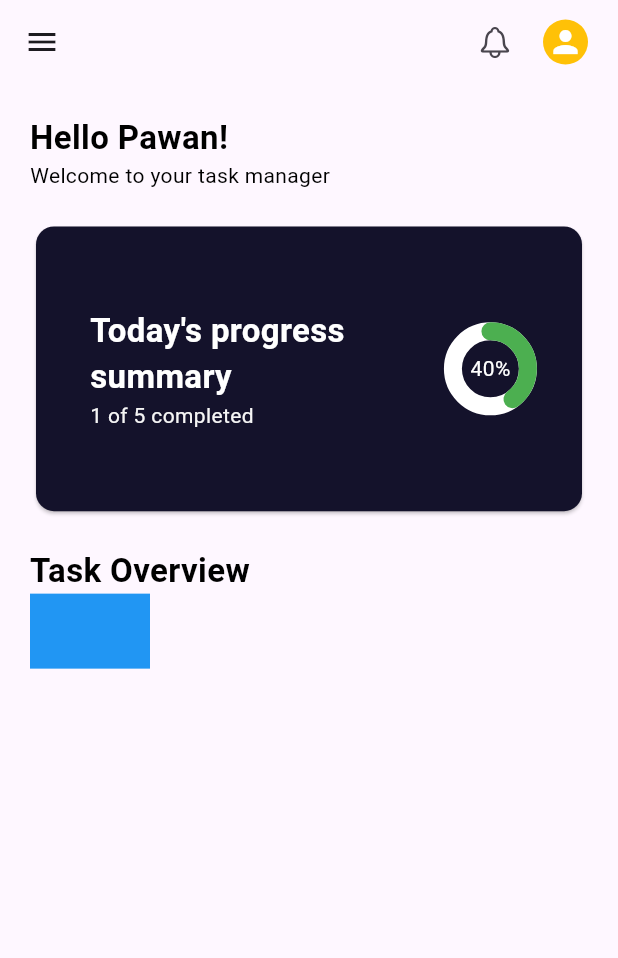
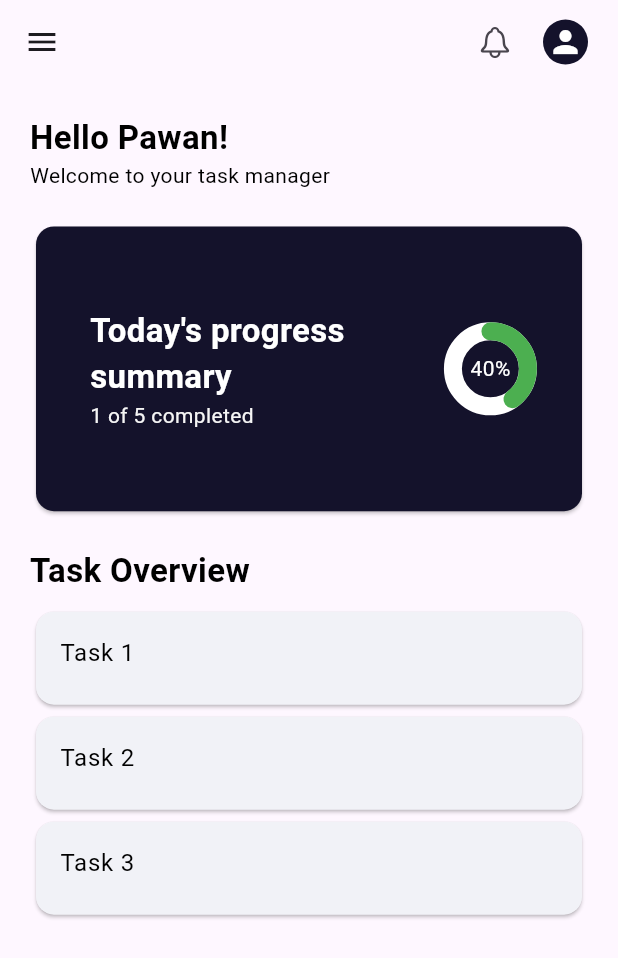
Before and after one commit to Pawan89844/Todo, a Flutter app: the HomeView screen opened directly, on a phone screen of 412 x 824 dp. Shown: the top 958 px of the screen. Run offline on Flutter 3.47's test engine with Material 3 defaults, Android fonts, the phone set to English and light mode, and no system bars; our stand-ins replace yaml; missing offline and left inert: animator.

Commit message:
Task Overview added

```diff
--- a/lib/module/home/view/home_view.dart
+++ b/lib/module/home/view/home_view.dart
@@ -20,7 +20,7 @@ class HomeView extends StatelessWidget {
           Padding(
             padding: EdgeInsets.symmetric(horizontal: 20.0),
             child: CircleAvatar(
-              backgroundColor: Colors.amber,
+              backgroundColor: Color(0xFFF14122B),
               // radius: 20.0,
               maxRadius: 15.0,
               child: Icon(Icons.person, color: Colors.white),
@@ -94,22 +94,43 @@ class HomeView extends StatelessWidget {
                 const Align(
                     alignment: Alignment.centerLeft,
                     child: AppHeading('Task Overview')),
-                Container(
-                  color: Colors.blue,
-                  height: 50.0,
-                  child: ListView.builder(
-                    shrinkWrap: true,
-                    scrollDirection: Axis.horizontal,
-                    itemCount: 4,
-                    itemBuilder: (context, index) {
-                      return Container(
-                        alignment: Alignment.centerLeft,
-                        height: 20.0,
-                        width: 20.0,
-                      );
-                    },
+                Padding(
+                  padding: const EdgeInsets.symmetric(vertical: 8.0),
+                  child: SizedBox(
+                    height: 220.0,
+                    child: ListView.builder(
+                      itemCount: 3,
+                      itemExtent: 70.0,
+                      shrinkWrap: true,
+                      primary: false,
+                      physics: const BouncingScrollPhysics(),
+                      itemBuilder: (context, index) {
+                        return Card(
+                          color: Color(0xFFF1F2F7),
+                          child: ListTile(
+                            title: AppText('Task ${index + 1}'),
+                          ),
+                        );
+                      },
+                    ),
                   ),
                 )
+                // Container(
+                //   color: Colors.blue,
+                //   height: 50.0,
+                //   child: ListView.builder(
+                //     shrinkWrap: true,
+                //     scrollDirection: Axis.horizontal,
+                //     itemCount: 4,
+                //     itemBuilder: (context, index) {
+                //       return Container(
+                //         alignment: Alignment.centerLeft,
+                //         height: 20.0,
+                //         width: 20.0,
+                //       );
+                //     },
+                //   ),
+                // )
               ],
             ),
           ],
```
